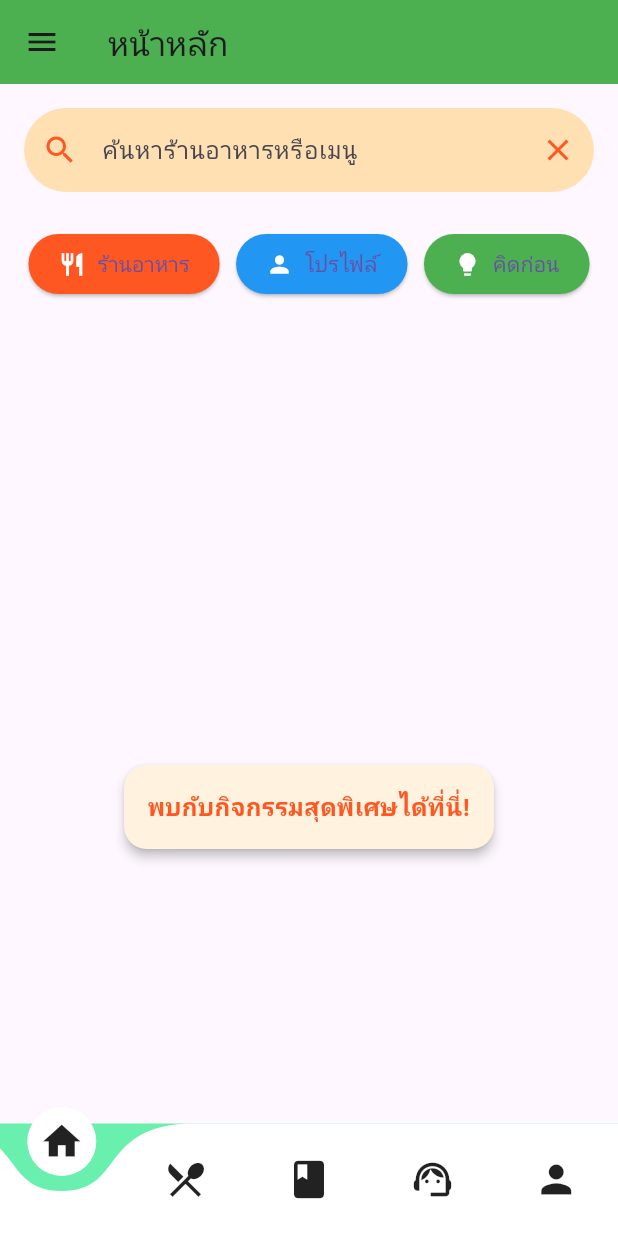
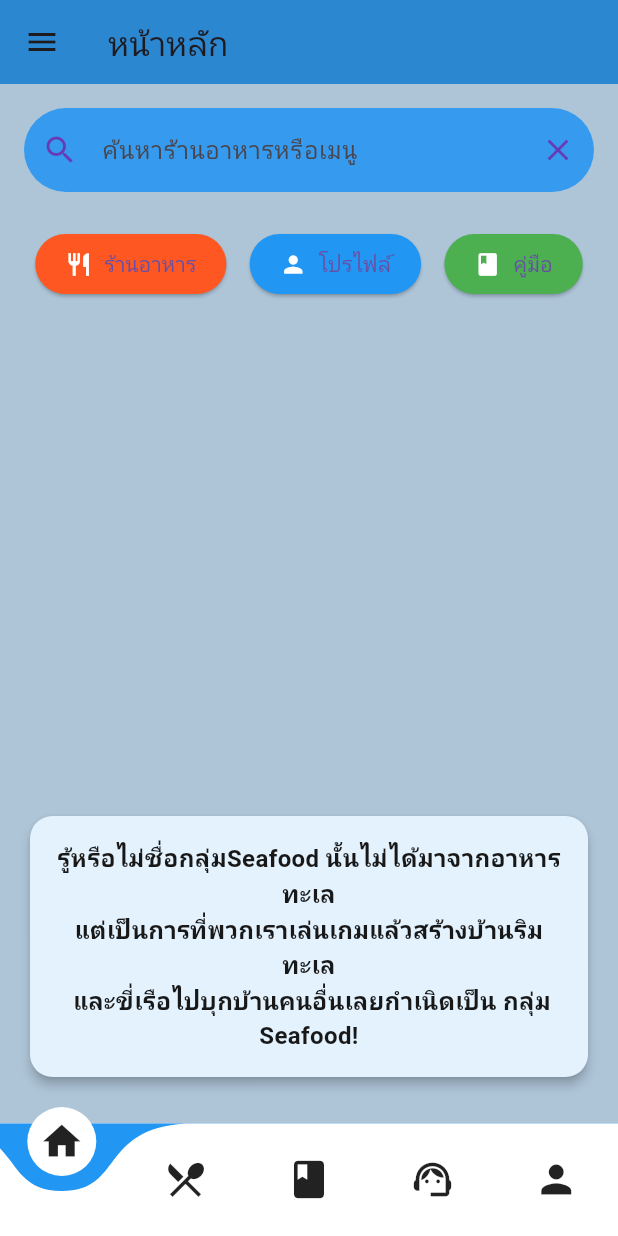
Before and after one commit to callmeohmnaja/Seafood_Main_App_Dev, a Flutter app: the MainScreen screen opened directly, on a phone screen of 412 x 824 dp. Run offline on Flutter 3.47's test engine with Material 3 defaults, Android fonts, the phone set to English and light mode, and no system bars; drawn by our look-alikes of carousel_slider, curved_navigation_bar; our stand-ins replace cached_network_image, cloud_firestore, firebase_auth, firebase_core, firebase_storage, fluttertoast and 2 more; accounts and stored records are empty.

```diff
--- a/lib/screen/book_page.dart
+++ b/lib/screen/book_page.dart
@@ -18,6 +18,8 @@ class Guide extends StatelessWidget {
     return Scaffold(
       appBar: AppBar(
         title: Text('คู่มือการใช้งาน'),
+        backgroundColor: const Color.fromARGB(255, 44, 135, 209),
+
       ),
       drawer: Drawer(
         child: ListView(
@@ -111,7 +113,7 @@ class Guide extends StatelessWidget {
       ),
       body: Container(
         padding: EdgeInsets.all(20),
-        color: Colors.green[50],
+        color: Color.fromARGB(255, 174, 197, 216),
         child: ListView(
           children: [
             ElevatedButton.icon(
--- a/lib/screen/food_app.dart
+++ b/lib/screen/food_app.dart
@@ -14,17 +14,15 @@ class FoodApp extends StatelessWidget {
     return MaterialApp(
       title: 'Seafood Main',
       theme: ThemeData(
-        primarySwatch: Colors.green,
+        primarySwatch: Colors.blue,
       ),
       home: MainScreen(),
     );
   }
 }
 
-// ignore: use_key_in_widget_constructors
 class MainScreen extends StatefulWidget {
   @override
-  // ignore: library_private_types_in_public_api
   _MainScreenState createState() => _MainScreenState();
 }
 
@@ -46,7 +44,7 @@ class _MainScreenState extends State<MainScreen> {
     return Scaffold(
       body: _pageOptions[_pageIndex],
       bottomNavigationBar: CurvedNavigationBar(
-        backgroundColor: Colors.greenAccent,
+        backgroundColor: Colors.blue,
         // ignore: prefer_const_literals_to_create_immutables
         items: <Widget>[
           Icon(Icons.home, size: 30),
--- a/lib/screen/food_oderpage.dart
+++ b/lib/screen/food_oderpage.dart
@@ -7,9 +7,11 @@ import 'package:seafood_app/screen/ordered_list.dart'; // นำเข้าห
 class FoodOrderPage extends StatefulWidget {
   final List<Food> initialCartItems;
 
+  // ignore: prefer_const_constructors_in_immutables, use_key_in_widget_constructors
   FoodOrderPage({required this.initialCartItems});
 
   @override
+  // ignore: library_private_types_in_public_api
   _FoodOrderPageState createState() => _FoodOrderPageState();
 }
 
@@ -126,7 +128,10 @@ class _FoodOrderPageState extends State<FoodOrderPage> {
             },
           ),
         ],
+       backgroundColor: const Color.fromARGB(255, 44, 135, 209),
+
       ),
+      backgroundColor: Color.fromARGB(255, 174, 197, 216),
       body: FutureBuilder<List<Food>>(
         future: fetchMenuItems(),
         builder: (context, snapshot) {
--- a/lib/screen/mainhome_page.dart
+++ b/lib/screen/mainhome_page.dart
@@ -1,34 +1,15 @@
 import 'package:cloud_firestore/cloud_firestore.dart';
-import 'package:firebase_core/firebase_core.dart';
 import 'package:flutter/material.dart';
 import 'package:carousel_slider/carousel_slider.dart';
+import 'package:seafood_app/main.dart';
 import 'package:seafood_app/screen/book_page.dart';
 import 'package:seafood_app/screen/food_app.dart';
 import 'package:seafood_app/screen/food_oderpage.dart';
 import 'package:seafood_app/screen/profile/profile.dart';
+import 'package:seafood_app/screen/showstorepage.dart';
 import 'dart:math';
+import 'package:seafood_app/screen/support_page.dart';
 
-import 'package:seafood_app/screen/support_page.dart'; // สำหรับสุ่มข้อความ
-
-void main() async {
-  WidgetsFlutterBinding.ensureInitialized();
-  await Firebase.initializeApp();
-  runApp(MyApp());
-}
-
-class MyApp extends StatelessWidget {
-  @override
-  Widget build(BuildContext context) {
-    return MaterialApp(
-      title: 'Food Menu',
-      theme: ThemeData(
-        primarySwatch: Colors.deepOrange,
-        visualDensity: VisualDensity.adaptivePlatformDensity,
-      ),
-      home: HomePage(),
-    );
-  }
-}
 
 class HomePage extends StatefulWidget {
   const HomePage({super.key});
@@ -42,10 +23,11 @@ class _HomePageState extends State<HomePage> {
   TextEditingController searchController = TextEditingController();
 
   final List<String> randomMessages = [
-    "พบกับกิจกรรมสุดพิเศษได้ที่นี่!",
-    "ร่วมสนุกกับโปรโมชั่นพิเศษจากร้านค้าชั้นนำ!",
-    "กิจกรรมใหม่ๆ กำลังจะมาถึง รอติดตามได้เลย!",
-    "ร่วมเป็นส่วนหนึ่งของกิจกรรมสนุกๆ วันนี้!"
+    //todo เพิ่มข้อความเข้าไปนะจ๊ะขอเยอะๆเบิ้มๆ
+    "รู้หรือไม่ชื่อกลุ่มSeafood นั้นไม่ได้มาจากอาหารทะเล \nแต่เป็นการที่พวกเราเล่นเกมแล้วสร้างบ้านริมทะเล \n และขี่เรือไปบุกบ้านคนอื่นเลยกําเนิดเป็น กลุ่ม Seafood!",
+    "สวัสดีครับผม นาย อิราธิวัฒน์ บันโสภา ชื่อเล่น โอม เรียน คณะ วิทยาศาสตร์และวิศวกรรมศาสตร์ สาขา วิศวกรรมคอมพิวเตอร์",
+    "สวัสดีครับผม นาย อิราธิวัฒน์ บันโสภา ชื่อเล่น โอม เรียน คณะ วิทยาศาสตร์และวิศวกรรมศาสตร์ สาขา วิศวกรรมคอมพิวเตอร์",
+    "สวัสดีครับผม นาย อิราธิวัฒน์ บันโสภา ชื่อเล่น โอม เรียน คณะ วิทยาศาสตร์และวิศวกรรมศาสตร์ สาขา วิศวกรรมคอมพิวเตอร์"
   ];
 
   late String _randomMessage; // เพิ่มตัวแปรสถานะเพื่อเก็บข้อความสุ่ม
@@ -67,7 +49,7 @@ class _HomePageState extends State<HomePage> {
       appBar: AppBar(
         title: const Text('หน้าหลัก'),
         elevation: 0,
-        backgroundColor: Colors.green,
+        backgroundColor: const Color.fromARGB(255, 44, 135, 209),
       ),
       drawer: Drawer(
         child: ListView(
@@ -75,7 +57,7 @@ class _HomePageState extends State<HomePage> {
           children: <Widget>[
             DrawerHeader(
               decoration: BoxDecoration(
-                color: Colors.green,
+                color: Colors.blue,
               ),
               child: Text(
                 'Menu',
@@ -147,13 +129,15 @@ class _HomePageState extends State<HomePage> {
               leading: Icon(Icons.logout),
               title: Text('ออกจากระบบ'),
               onTap: () {
-                Navigator.pop(context); // ใช้ pop เพื่อปิด drawer
-                // สามารถเพิ่มฟังก์ชัน logout ได้ที่นี่
+                Navigator.pop(context);
+                Navigator.push(context ,
+                MaterialPageRoute(builder: (context) => MyHomePage()));
               },
             ),
           ],
         ),
       ),
+      backgroundColor: Color.fromARGB(255, 174, 197, 216),
       body: SingleChildScrollView(
         child: Column(
           children: [
@@ -163,11 +147,11 @@ class _HomePageState extends State<HomePage> {
                 controller: searchController,
                 decoration: InputDecoration(
                   filled: true,
-                  fillColor: Colors.orange[100],
+                  fillColor: Color.fromARGB(255, 54, 155, 238),
                   hintText: 'ค้นหาร้านอาหารหรือเมนู',
-                  prefixIcon: Icon(Icons.search, color: Colors.deepOrange),
+                  prefixIcon: Icon(Icons.search, color: Colors.deepPurple),
                   suffixIcon: IconButton(
-                    icon: Icon(Icons.close, color: Colors.deepOrange),
+                    icon: Icon(Icons.close, color: Colors.deepPurple),
                     onPressed: () {
                       setState(() {
                         searchController.clear();
@@ -192,9 +176,16 @@ class _HomePageState extends State<HomePage> {
               child: Row(
                 mainAxisAlignment: MainAxisAlignment.spaceEvenly,
                 children: [
-                  _buildActionButton('ร้านอาหาร', Icons.restaurant, Colors.deepOrange),
-                  _buildActionButton('โปรไฟล์', Icons.person, Colors.blue),
-                  _buildActionButton('คิดก่อน', Icons.lightbulb, Colors.green),
+                  _buildActionButton('ร้านอาหาร', Icons.restaurant, Colors.deepOrange, () {
+                    Navigator.push(context, MaterialPageRoute(builder: (context) => Showstorepage())
+                    );
+                  }),
+                  _buildActionButton('โปรไฟล์', Icons.person, Colors.blue, () {
+                    Navigator.push(context, MaterialPageRoute(builder: (context) => ProfilePage()));
+                  }),
+                  _buildActionButton('คู่มือ', Icons.book, Colors.green, () {
+                    Navigator.push(context, MaterialPageRoute(builder: (context) => Guide()));
+                  }),
                 ],
               ),
             ),
@@ -223,7 +214,7 @@ class _HomePageState extends State<HomePage> {
                       CarouselSlider.builder(
                         itemCount: menuItems.length,
                         options: CarouselOptions(
-                          height: 250,
+                          height: 300,
                           enlargeCenterPage: true,
                           autoPlay: true,
                         ),
@@ -231,6 +222,8 @@ class _HomePageState extends State<HomePage> {
                           final item = menuItems[index];
                           final name = item['name'];
                           final imageUrl = item['image_url'];
+
+
 
                           return Padding(
                             padding: const EdgeInsets.symmetric(horizontal: 10),
@@ -258,7 +251,7 @@ class _HomePageState extends State<HomePage> {
                                       style: TextStyle(
                                         fontSize: 18,
                                         fontWeight: FontWeight.bold,
-                                        color: Colors.deepOrange,
+                                        color: Colors.black,
                                       ),
                                     ),
                                   ),
@@ -268,7 +261,7 @@ class _HomePageState extends State<HomePage> {
                           );
                         },
                       ),
-                      SizedBox(height: 16), // เพิ่มช่องว่างเพื่อหลีกเลี่ยงการ overflow
+                      // SizedBox(height: 16), // เพิ่มช่องว่างเพื่อหลีกเลี่ยงการ overflow
                     ],
                   ),
                 );
@@ -281,7 +274,7 @@ class _HomePageState extends State<HomePage> {
                 shape: RoundedRectangleBorder(
                   borderRadius: BorderRadius.circular(15),
                 ),
-                color: Colors.orange[50],
+                color: Colors.blue[50],
                 child: Padding(
                   padding: const EdgeInsets.all(16.0),
                   child: Text(
@@ -289,7 +282,7 @@ class _HomePageState extends State<HomePage> {
                     style: TextStyle(
                       fontSize: 16,
                       fontWeight: FontWeight.bold,
-                      color: Colors.deepOrange,
+                      color: Color.fromARGB(255, 24, 24, 24),
                     ),
                     textAlign: TextAlign.center,
                   ),
@@ -302,11 +295,9 @@ class _HomePageState extends State<HomePage> {
     );
   }
 
-  Widget _buildActionButton(String label, IconData icon, Color color) {
+Widget _buildActionButton(String label, IconData icon, Color color, VoidCallback onPressed) {
   return ElevatedButton.icon(
-      onPressed: () {
-        // เว้น onPressed ไว้ให้เขียน
-      },
+    onPressed: onPressed, // แก้ไขเพื่อให้สามารถส่งฟังก์ชันการทำงานเข้ามาได้
     icon: Icon(icon, color: Colors.white),
     label: Text(label),
     style: ElevatedButton.styleFrom(
--- a/lib/storepage/store_dashboard.dart
+++ b/lib/storepage/store_dashboard.dart
@@ -10,6 +10,7 @@ import 'package:seafood_app/storepage/add_menu_page.dart';
 import 'package:seafood_app/storepage/edit_or_delete_menu_page.dart';
 import 'package:seafood_app/storepage/myoder_storepage.dart';
 import 'package:seafood_app/storepage/raiderinfo_page.dart';
+
 
 class StoreDashboard extends StatefulWidget {
   @override
--- a/pubspec.yaml
+++ b/pubspec.yaml
@@ -49,6 +49,9 @@ dependencies:
   firebase_database: ^11.1.1
   cached_network_image: ^3.2.0
   carousel_slider: ^4.0.0
+  dependencies:
+  intl: ^0.19.0
+
 
 
 flutter_icons:
```
Also changed, not shown: analysis_options.yaml (+8 -0 lines), lib/screen/profile/editprofile_page.dart (+32 -35 lines), lib/screen/profile/profile.dart (+40 -26 lines), lib/screen/showstorepage.dart (added, +25 -0 lines), lib/screen/support_page.dart (+12 -4 lines), lib/storepage/add_menu_page.dart (line endings or trailing spaces). Lines whose indentation alone changed are shown as unchanged.
